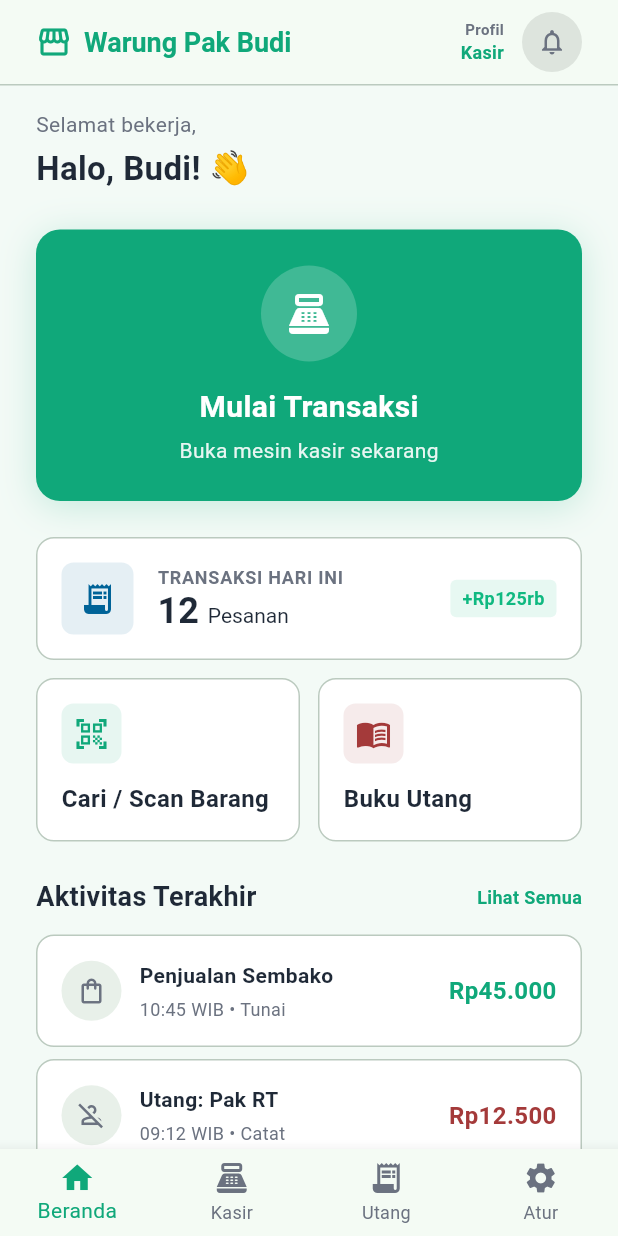
After one commit to ivannoviandra-dev/app-stokwarung-Foundation-Auth-Dashboard-Pengaturan, a Flutter app: the DashboardKasirScreen screen opened by its route, on a phone screen of 412 x 824 dp. The commit adds this screen. Run offline on Flutter 3.47's test engine with Material 3 defaults, Android fonts, the phone set to English and light mode, and no system bars; our stand-ins replace flutter_riverpod, go_router.

Commit message:
penambahan login kasir & tampilan beranda kasir

```diff
--- a/lib/core/routes/app_router.dart
+++ b/lib/core/routes/app_router.dart
@@ -1,7 +1,7 @@
-import 'package:flutter/material.dart';
 import 'package:go_router/go_router.dart';
 import '../../features/auth/presentation/pages/login_screen.dart';
 import '../../features/dashboard/presentation/pages/dashboard_owner_screen.dart';
+import '../../features/dashboard/presentation/pages/dashboard_kasir_screen.dart';
 import '../../features/reminder/presentation/pages/notifications_screen.dart';
 import '../../features/utang/presentation/pages/buku_utang_screen.dart';
 import '../../features/barang/presentation/pages/manajemen_barang_screen.dart';
@@ -18,6 +18,10 @@ final appRouter = GoRouter(
     GoRoute(
       path: '/login',
       builder: (context, state) => const LoginScreen(),
+    ),
+    GoRoute(
+      path: '/dashboard_kasir',
+      builder: (context, state) => const DashboardKasirScreen(),
     ),
     StatefulShellRoute.indexedStack(
       builder: (context, state, navigationShell) {
--- a/lib/features/auth/presentation/pages/login_screen.dart
+++ b/lib/features/auth/presentation/pages/login_screen.dart
@@ -179,7 +179,7 @@ class _LoginScreenState extends ConsumerState<LoginScreen> {
                           crossAxisAlignment: CrossAxisAlignment.start,
                           children: [
                             Text(
-                              'Email atau Username',
+                              _isOwnerSelected ? 'Email' : 'Username / ID Kasir',
                               style: TextStyle(
                                 color: darkText,
                                 fontSize: 13,
@@ -191,7 +191,7 @@ class _LoginScreenState extends ConsumerState<LoginScreen> {
                               controller: _emailController,
                               decoration: InputDecoration(
                                 prefixIcon: Icon(Icons.person_outline, color: greyText),
-                                hintText: 'nama@warung.com',
+                                hintText: _isOwnerSelected ? 'nama@warung.com' : 'kasir01',
                                 hintStyle: TextStyle(color: greyText, fontSize: 14),
                                 filled: true,
                                 fillColor: c.surfaceContainerHighest,
@@ -213,7 +213,7 @@ class _LoginScreenState extends ConsumerState<LoginScreen> {
                             const SizedBox(height: 20),
 
                             Text(
-                              'Password',
+                              _isOwnerSelected ? 'Password' : 'PIN / Password',
                               style: TextStyle(
                                 color: darkText,
                                 fontSize: 13,
@@ -296,11 +296,16 @@ class _LoginScreenState extends ConsumerState<LoginScreen> {
                                                 .login(
                                                   _emailController.text,
                                                   _passwordController.text,
+                                                  _isOwnerSelected ? 'owner' : 'kasir',
                                                 );
 
                                             if (success) {
                                               if (context.mounted) {
-                                                context.go('/dashboard_owner');
+                                                if (_isOwnerSelected) {
+                                                  context.go('/dashboard_owner');
+                                                } else {
+                                                  context.go('/dashboard_kasir');
+                                                }
                                               }
                                             } else if (ref.read(authProvider).error != null) {
                                               if (context.mounted) {
--- a/lib/features/auth/presentation/providers/auth_provider.dart
+++ b/lib/features/auth/presentation/providers/auth_provider.dart
@@ -4,22 +4,26 @@ class AuthState {
   final bool isLoading;
   final bool isAuthenticated;
   final String? error;
+  final String? role;
 
   AuthState({
     this.isLoading = false,
     this.isAuthenticated = false,
     this.error,
+    this.role,
   });
 
   AuthState copyWith({
     bool? isLoading,
     bool? isAuthenticated,
     String? error,
+    String? role,
   }) {
     return AuthState(
       isLoading: isLoading ?? this.isLoading,
       isAuthenticated: isAuthenticated ?? this.isAuthenticated,
       error: error,
+      role: role ?? this.role,
     );
   }
 }
@@ -30,14 +34,14 @@ class AuthNotifier extends Notifier<AuthState> {
     return AuthState();
   }
 
-  Future<bool> login(String email, String password) async {
+  Future<bool> login(String identifier, String password, String role) async {
     state = state.copyWith(isLoading: true, error: null);
 
     // Simulate network delay
     await Future.delayed(const Duration(seconds: 1));
 
-    if (email.isNotEmpty && password.isNotEmpty) {
-      state = state.copyWith(isLoading: false, isAuthenticated: true);
+    if (identifier.isNotEmpty && password.isNotEmpty) {
+      state = state.copyWith(isLoading: false, isAuthenticated: true, role: role);
       return true;
     } else {
       state = state.copyWith(
--- /dev/null
+++ b/lib/features/dashboard/presentation/pages/dashboard_kasir_screen.dart
@@ -0,0 +1,437 @@
+import 'package:flutter/material.dart';
+import 'package:flutter_riverpod/flutter_riverpod.dart';
+import 'package:go_router/go_router.dart';
+import '../../../../core/theme/app_colors.dart';
+import '../../../pengaturan/presentation/providers/settings_provider.dart';
+
+class DashboardKasirScreen extends ConsumerStatefulWidget {
+  const DashboardKasirScreen({super.key});
+
+  @override
+  ConsumerState<DashboardKasirScreen> createState() => _DashboardKasirScreenState();
+}
+
+class _DashboardKasirScreenState extends ConsumerState<DashboardKasirScreen> {
+  int _selectedIndex = 0;
+
+  @override
+  Widget build(BuildContext context) {
+    final c = AppColors.of(context);
+
+    return Scaffold(
+      backgroundColor: c.background,
+      appBar: _buildAppBar(c),
+      body: SingleChildScrollView(
+        child: Padding(
+          padding: const EdgeInsets.symmetric(horizontal: 24.0, vertical: 16.0),
+          child: Column(
+            crossAxisAlignment: CrossAxisAlignment.stretch,
+            children: [
+              // Welcome Section
+              Text(
+                'Selamat bekerja,',
+                style: TextStyle(color: c.greyText, fontSize: 14),
+              ),
+              const SizedBox(height: 4),
+              Text(
+                'Halo, Budi! 👋',
+                style: TextStyle(
+                  color: c.darkText,
+                  fontSize: 22,
+                  fontWeight: FontWeight.bold,
+                ),
+              ),
+              const SizedBox(height: 24),
+
+              // Main Action: Mulai Transaksi
+              _buildMainAction(c),
+              const SizedBox(height: 24),
+
+              // Bento Grid
+              _buildBentoGrid(c),
+              const SizedBox(height: 24),
+
+              // Recent Activity Feed
+              _buildRecentActivity(c),
+              const SizedBox(height: 24),
+
+              // Tip Card
+              _buildTipCard(c),
+              const SizedBox(height: 24),
+            ],
+          ),
+        ),
+      ),
+      bottomNavigationBar: _buildBottomNav(c),
+    );
+  }
+
+  PreferredSizeWidget _buildAppBar(AppColors c) {
+    return AppBar(
+      backgroundColor: c.surface,
+      elevation: 0,
+      titleSpacing: 24,
+      title: Row(
+        children: [
+          Icon(Icons.storefront_outlined, color: c.primaryGreen, size: 24),
+          const SizedBox(width: 8),
+          Text(
+            'Warung Pak Budi',
+            style: TextStyle(
+              color: c.primaryGreen,
+              fontSize: 18,
+              fontWeight: FontWeight.bold,
+            ),
+          ),
+        ],
+      ),
+      actions: [
+        Column(
+          mainAxisAlignment: MainAxisAlignment.center,
+          crossAxisAlignment: CrossAxisAlignment.end,
+          children: [
+            Text('Profil', style: TextStyle(color: c.greyText, fontSize: 10, fontWeight: FontWeight.w600)),
+            Text('Kasir', style: TextStyle(color: c.primaryGreen, fontSize: 12, fontWeight: FontWeight.bold)),
+          ],
+        ),
+        const SizedBox(width: 12),
+        Container(
+          margin: const EdgeInsets.only(right: 24),
+          width: 40,
+          height: 40,
+          decoration: BoxDecoration(
+            color: c.surfaceContainerHighest,
+            shape: BoxShape.circle,
+          ),
+          child: IconButton(
+            icon: Icon(Icons.notifications_none, color: c.greyText, size: 20),
+            onPressed: () {},
+          ),
+        ),
+      ],
+      bottom: PreferredSize(
+        preferredSize: const Size.fromHeight(1.0),
+        child: Container(color: c.outlineVariant, height: 1.0),
+      ),
+    );
+  }
+
+  Widget _buildMainAction(AppColors c) {
+    return InkWell(
+      onTap: () {
+        context.push('/kasir'); // Ke halaman transaksi
+      },
+      borderRadius: BorderRadius.circular(16),
+      child: Container(
+        padding: const EdgeInsets.symmetric(vertical: 24),
+        decoration: BoxDecoration(
+          color: c.primaryGreen,
+          borderRadius: BorderRadius.circular(16),
+          boxShadow: [
+            BoxShadow(
+              color: c.primaryGreen.withOpacity(0.2),
+              blurRadius: 20,
+              offset: const Offset(0, 4),
+            ),
+          ],
+        ),
+        child: Column(
+          children: [
+            Container(
+              width: 64,
+              height: 64,
+              decoration: BoxDecoration(
+                color: Colors.white.withOpacity(0.2),
+                shape: BoxShape.circle,
+              ),
+              child: const Icon(Icons.point_of_sale, color: Colors.white, size: 32),
+            ),
+            const SizedBox(height: 16),
+            const Text(
+              'Mulai Transaksi',
+              style: TextStyle(color: Colors.white, fontSize: 20, fontWeight: FontWeight.bold),
+            ),
+            const SizedBox(height: 4),
+            Text(
+              'Buka mesin kasir sekarang',
+              style: TextStyle(color: Colors.white.withOpacity(0.9), fontSize: 14),
+            ),
+          ],
+        ),
+      ),
+    );
+  }
+
+  Widget _buildBentoGrid(AppColors c) {
+    return Column(
+      children: [
+        // Transaksi Hari Ini
+        Container(
+          padding: const EdgeInsets.all(16),
+          decoration: BoxDecoration(
+            color: c.surfaceContainerLowest,
+            border: Border.all(color: c.outlineVariant),
+            borderRadius: BorderRadius.circular(12),
+          ),
+          child: Row(
+            mainAxisAlignment: MainAxisAlignment.spaceBetween,
+            children: [
+              Row(
+                children: [
+                  Container(
+                    width: 48,
+                    height: 48,
+                    decoration: BoxDecoration(
+                      color: c.secondary.withOpacity(0.1),
+                      borderRadius: BorderRadius.circular(8),
+                    ),
+                    child: Icon(Icons.receipt_long, color: c.secondary),
+                  ),
+                  const SizedBox(width: 16),
+                  Column(
+                    crossAxisAlignment: CrossAxisAlignment.start,
+                    children: [
+                      Text('TRANSAKSI HARI INI', style: TextStyle(color: c.greyText, fontSize: 12, fontWeight: FontWeight.w600, letterSpacing: 0.5)),
+                      RichText(
+                        text: TextSpan(
+                          style: TextStyle(color: c.darkText),
+                          children: const [
+                            TextSpan(text: '12 ', style: TextStyle(fontSize: 24, fontWeight: FontWeight.bold)),
+                            TextSpan(text: 'Pesanan', style: TextStyle(fontSize: 14)),
+                          ],
+                        ),
+                      ),
+                    ],
+                  ),
+                ],
+              ),
+              Container(
+                padding: const EdgeInsets.symmetric(horizontal: 8, vertical: 4),
+                decoration: BoxDecoration(
+                  color: c.statusSuccess.withOpacity(0.1),
+                  borderRadius: BorderRadius.circular(4),
+                ),
+                child: Text(
+                  '+Rp125rb',
+                  style: TextStyle(color: c.statusSuccess, fontSize: 12, fontWeight: FontWeight.bold),
+                ),
+              ),
+            ],
+          ),
+        ),
+        const SizedBox(height: 12),
+        Row(
+          children: [
+            Expanded(
+              child: _buildQuickAccessCard(
+                c: c,
+                icon: Icons.qr_code_scanner,
+                title: 'Cari / Scan Barang',
+                iconColor: c.primaryGreen,
+                onTap: () {},
+              ),
+            ),
+            const SizedBox(width: 12),
+            Expanded(
+              child: _buildQuickAccessCard(
+                c: c,
+                icon: Icons.menu_book,
+                title: 'Buku Utang',
+                iconColor: c.tertiary,
+                onTap: () {},
+              ),
+            ),
+          ],
+        ),
+      ],
+    );
+  }
+
+  Widget _buildQuickAccessCard({
+    required AppColors c,
+    required IconData icon,
+    required String title,
+    required Color iconColor,
+    required VoidCallback onTap,
+  }) {
+    return InkWell(
+      onTap: onTap,
+      borderRadius: BorderRadius.circular(12),
+      child: Container(
+        padding: const EdgeInsets.all(16),
+        decoration: BoxDecoration(
+          color: c.surfaceContainerLowest,
+          border: Border.all(color: c.outlineVariant),
+          borderRadius: BorderRadius.circular(12),
+        ),
+        child: Column(
+          crossAxisAlignment: CrossAxisAlignment.start,
+          children: [
+            Container(
+              width: 40,
+              height: 40,
+              decoration: BoxDecoration(
+                color: iconColor.withOpacity(0.1),
+                borderRadius: BorderRadius.circular(8),
+              ),
+              child: Icon(icon, color: iconColor),
+            ),
+            const SizedBox(height: 12),
+            Text(
+              title,
+              style: TextStyle(color: c.darkText, fontSize: 16, fontWeight: FontWeight.bold),
+            ),
+          ],
+        ),
+      ),
+    );
+  }
+
+  Widget _buildRecentActivity(AppColors c) {
+    return Column(
+      crossAxisAlignment: CrossAxisAlignment.start,
+      children: [
+        Row(
+          mainAxisAlignment: MainAxisAlignment.spaceBetween,
+          children: [
+            Text(
+              'Aktivitas Terakhir',
+              style: TextStyle(color: c.darkText, fontSize: 18, fontWeight: FontWeight.bold),
+            ),
+            Text(
+              'Lihat Semua',
+              style: TextStyle(color: c.primaryGreen, fontSize: 12, fontWeight: FontWeight.w600),
+            ),
+          ],
+        ),
+        const SizedBox(height: 12),
+        _buildActivityItem(
+          c: c,
+          title: 'Penjualan Sembako',
+          timeInfo: '10:45 WIB • Tunai',
+          amount: 'Rp45.000',
+          icon: Icons.shopping_bag_outlined,
+          amountColor: c.primaryGreen,
+        ),
+        const SizedBox(height: 8),
+        _buildActivityItem(
+          c: c,
+          title: 'Utang: Pak RT',
+          timeInfo: '09:12 WIB • Catat',
+          amount: 'Rp12.500',
+          icon: Icons.person_off_outlined,
+          amountColor: c.tertiary,
+        ),
+      ],
+    );
+  }
+
+  Widget _buildActivityItem({
+    required AppColors c,
+    required String title,
+    required String timeInfo,
+    required String amount,
+    required IconData icon,
+    required Color amountColor,
+  }) {
+    return Container(
+      padding: const EdgeInsets.all(16),
+      decoration: BoxDecoration(
+        color: Colors.white,
+        border: Border.all(color: c.outlineVariant),
+        borderRadius: BorderRadius.circular(12),
+      ),
+      child: Row(
+        mainAxisAlignment: MainAxisAlignment.spaceBetween,
+        children: [
+          Row(
+            children: [
+              Container(
+                width: 40,
+                height: 40,
+                decoration: BoxDecoration(
+                  color: c.surfaceContainer,
+                  shape: BoxShape.circle,
+                ),
+                child: Icon(icon, color: c.greyText, size: 20),
+              ),
+              const SizedBox(width: 12),
+              Column(
+                crossAxisAlignment: CrossAxisAlignment.start,
+                children: [
+                  Text(title, style: TextStyle(color: c.darkText, fontSize: 14, fontWeight: FontWeight.bold)),
+                  const SizedBox(height: 4),
+                  Text(timeInfo, style: TextStyle(color: c.greyText, fontSize: 12)),
+                ],
+              ),
+            ],
+          ),
+          Text(amount, style: TextStyle(color: amountColor, fontSize: 16, fontWeight: FontWeight.bold)),
+        ],
+      ),
+    );
+  }
+
+  Widget _buildTipCard(AppColors c) {
+    return Container(
+      padding: const EdgeInsets.all(20),
+      decoration: BoxDecoration(
+        color: c.secondary,
+        borderRadius: BorderRadius.circular(16),
+      ),
+      child: Row(
+        children: [
+          Expanded(
+            flex: 2,
+            child: Column(
+              crossAxisAlignment: CrossAxisAlignment.start,
+              children: [
+                const Text(
+                  'Tips Hari Ini',
+                  style: TextStyle(color: Colors.white, fontSize: 18, fontWeight: FontWeight.bold),
+                ),
+                const SizedBox(height: 8),
+                Text(
+                  'Selalu cek stok barang yang paling laku setiap sore hari agar tidak kehabisan.',
+                  style: TextStyle(color: Colors.white.withOpacity(0.8), fontSize: 12),
+                ),
+              ],
+            ),
+          ),
+          Expanded(
+            flex: 1,
+            child: Icon(Icons.lightbulb, color: Colors.white.withOpacity(0.2), size: 80),
+          ),
+        ],
+      ),
+    );
+  }
+
+  Widget _buildBottomNav(AppColors c) {
+    return BottomNavigationBar(
+      currentIndex: _selectedIndex,
+      onTap: (idx) {
+        setState(() {
+          _selectedIndex = idx;
+        });
+        if (idx == 1) {
+          context.push('/kasir');
+        } else if (idx == 2) {
+          context.push('/utang');
+        } else if (idx == 3) {
+          context.push('/atur');
+        }
+      },
+      type: BottomNavigationBarType.fixed,
+      backgroundColor: c.surface,
+      selectedItemColor: c.primaryGreen,
+      unselectedItemColor: c.greyText,
+      items: const [
+        BottomNavigationBarItem(icon: Icon(Icons.home), label: 'Beranda'),
+        BottomNavigationBarItem(icon: Icon(Icons.point_of_sale), label: 'Kasir'),
+        BottomNavigationBarItem(icon: Icon(Icons.receipt_long), label: 'Utang'),
+        BottomNavigationBarItem(icon: Icon(Icons.settings), label: 'Atur'),
+      ],
+    );
+  }
+}
```
